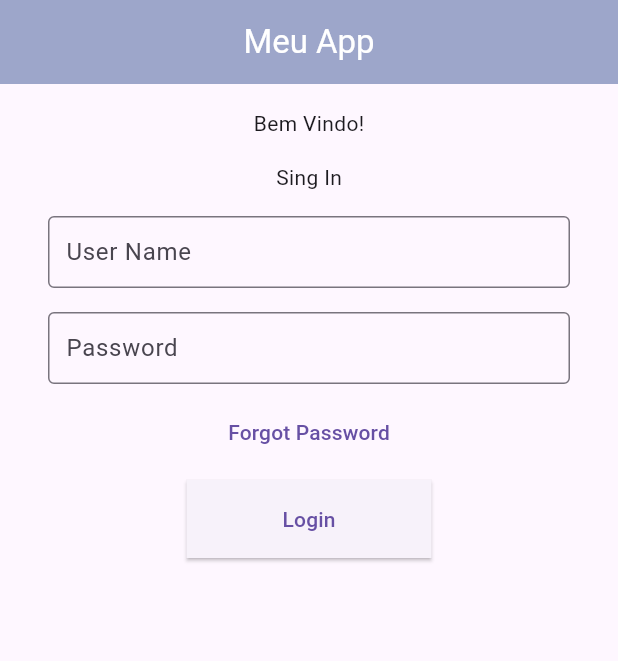
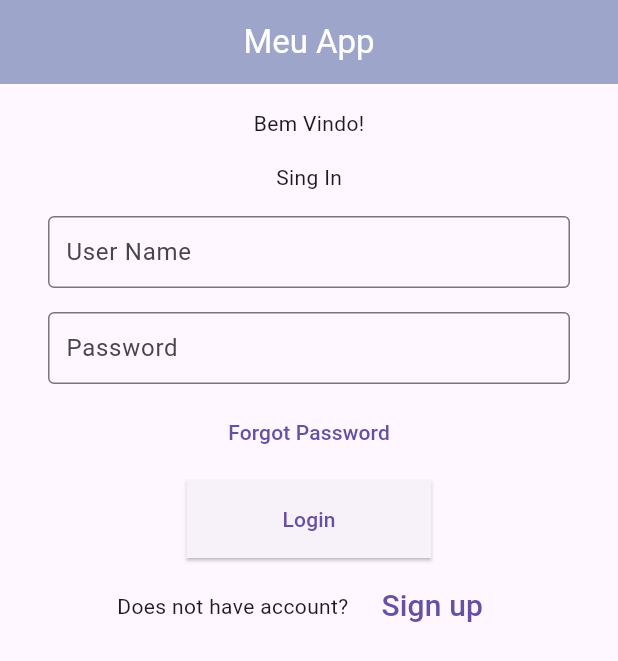
Before and after one commit to lucasgalindo/AtivDispMoveis, a Flutter app: the screen it shows after launch, on a phone screen of 412 x 824 dp. Shown: the top 661 px of the screen. Run offline on Flutter 3.47's test engine with Material 3 defaults, Android fonts, the phone set to English and light mode, and no system bars.

Commit message:
Atualização da tela de login

```diff
--- a/lib/login.dart
+++ b/lib/login.dart
@@ -59,7 +59,25 @@ class Login extends StatelessWidget {
                   ),
                   ),
 
-
+                Container(
+                padding: const EdgeInsets.symmetric(horizontal: 0.0, vertical: 8.0),
+                child: Row(
+                mainAxisAlignment: MainAxisAlignment.center,
+                children: [
+                  Text("Does not have account?"),
+                  Container(
+                    width: 10,
+                  ),
+                  TextButton(
+                    onPressed: () {},
+                    child: Text(
+                      "Sign up",
+                      style: TextStyle(fontSize: 20),
+                    ),
+                  )
+                ]
+              )
+            )
               ],
             ),
             ),
```
